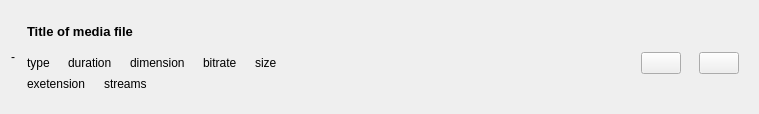
First picture: the form in src/Conversion/widgets/conversionitemwidget.ui, repository keshavbhatt/formatforge, before the edit.
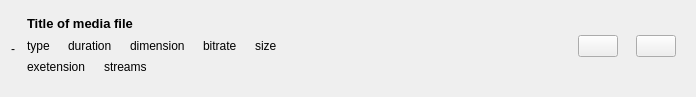
Second picture: the form after the edit.

Diff of the .ui file:
```diff
--- a/src/Conversion/widgets/conversionitemwidget.ui
+++ b/src/Conversion/widgets/conversionitemwidget.ui
@@ -6,8 +6,8 @@
    <rect>
     <x>0</x>
     <y>0</y>
-    <width>759</width>
-    <height>114</height>
+    <width>696</width>
+    <height>97</height>
    </rect>
   </property>
   <property name="windowTitle">
```
